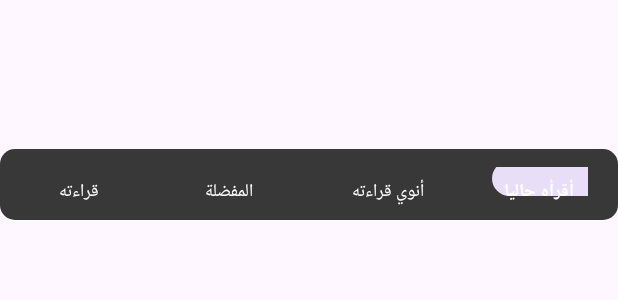
After one commit to obada5Alghanim/a-h, an Android app: the layout fragment_my_library__main.xml on its own in the app's theme, with its tools: preview values and no code run, on a phone screen of 412 x 824 dp. The commit adds this screen. Shown: the top 300 px of the screen. Run offline under Robolectric (Android 15) with nearby library versions, the phone set to English and light mode, and no system bars.

Commit message:
add Library Main fragment

```diff
--- a/app/src/main/java/com/example/al_rewaq/nav_drawer_menu_fragment.java
+++ b/app/src/main/java/com/example/al_rewaq/nav_drawer_menu_fragment.java
@@ -17,13 +17,14 @@ import org.w3c.dom.Text;
 
 public class nav_drawer_menu_fragment extends Fragment {
 
-
+;
     @Override
     public View onCreateView(LayoutInflater inflater, ViewGroup container,
                              Bundle savedInstanceState) {
 
         View view = inflater.inflate(R.layout.fragment_nav_drawer_menu_fragment, container, false);
         TextView textViewSetting = view.findViewById(R.id.settingTextClick);
+
         LinearLayout linearLayout = view.findViewById(R.id.navDrawerMenu2);
 
         textViewSetting.setOnClickListener(new View.OnClickListener() {
--- /dev/null
+++ b/app/src/main/res/drawable/radius4.xml
@@ -0,0 +1,5 @@
+<?xml version="1.0" encoding="utf-8"?>
+<shape xmlns:android="http://schemas.android.com/apk/res/android" android:shape="rectangle">
+    <solid android:color="@color/gray3"/>
+    <corners android:radius="10dp"/>
+</shape>
--- /dev/null
+++ b/app/src/main/res/layout/fragment_my_library__main.xml
@@ -0,0 +1,25 @@
+<?xml version="1.0" encoding="utf-8"?>
+<RelativeLayout xmlns:android="http://schemas.android.com/apk/res/android"
+    xmlns:tools="http://schemas.android.com/tools"
+    xmlns:app="http://schemas.android.com/apk/res-auto"
+    android:layout_width="match_parent"
+    android:layout_height="match_parent"
+    android:layoutDirection="rtl"
+    tools:context=".MyLibrary_MainFragment">
+
+
+    <com.google.android.material.bottomnavigation.BottomNavigationView
+        android:id="@+id/MyLibraryMainFragment"
+        android:layout_width="match_parent"
+        android:layout_height="47dp"
+        android:layout_alignParentTop="true"
+        android:layout_marginTop="99dp"
+        android:background="@drawable/radius4"
+        app:itemIconSize="100dp"
+        app:itemIconTint="@color/white"
+        app:itemRippleColor="@color/white"
+        app:itemTextColor="@color/white"
+        app:labelVisibilityMode="labeled"
+        app:menu="@menu/mylibrarymenu" />
+
+</RelativeLayout>
--- a/app/src/main/res/layout/fragment_nav_drawer_menu_fragment.xml
+++ b/app/src/main/res/layout/fragment_nav_drawer_menu_fragment.xml
@@ -51,6 +51,7 @@
         <TextView
             android:layout_width="wrap_content"
             android:layout_height="wrap_content"
+            android:id="@+id/myLib1"
             android:text="مكتبتي"
             android:textColor="@color/white"
             android:textSize="22sp"
--- /dev/null
+++ b/app/src/main/res/menu/mylibrarymenu.xml
@@ -0,0 +1,30 @@
+<?xml version="1.0" encoding="utf-8"?>
+<menu xmlns:android="http://schemas.android.com/apk/res/android"
+    xmlns:app="http://schemas.android.com/apk/res-auto"
+    >
+    <item
+        android:id="@+id/home_icon1"
+        android:title=" أقرأه حاليا"
+
+
+        />
+
+    <item
+        android:id="@+id/search_icon"
+        android:title="أنوي قراءته "
+
+        />
+
+    <item
+        android:id="@+id/library_icon"
+        android:title=" المفضلة"
+       />
+
+    <item
+        android:id="@+id/category_icon"
+        android:title="قراءته "
+       />
+
+
+
+</menu>
--- a/app/src/main/res/values/colors.xml
+++ b/app/src/main/res/values/colors.xml
@@ -8,4 +8,5 @@
     <color name="green">#009318</color>
     <color name="skyblue">#049393</color>
     <color name="dark_gray">#4E4E4E</color>
+    <color name="gray3">#383838</color>
 </resources>
--- a/app/src/main/res/values/strings.xml
+++ b/app/src/main/res/values/strings.xml
@@ -2,6 +2,8 @@
     <string name="app_name">AL-Rewaq</string>
     <!-- TODO: Remove or change this placeholder text -->
     <string name="hello_blank_fragment">Hello blank fragment</string>
+
+
     <string name="lorem_ipsum">
         Lorem ipsum dolor sit amet, consectetur adipiscing elit. Nam in scelerisque sem. Mauris
         volutpat, dolor id interdum ullamcorper, risus dolor egestas lectus, sit amet mattis purus
```
Also changed, not shown: app/src/main/java/com/example/al_rewaq/MyLibrary_MainFragment.java (added, +20 -0 lines), app/src/main/java/com/example/al_rewaq/menu_main.java (+2 -7 lines), app/src/main/java/com/example/al_rewaq/search_fragment.java (+26 -6 lines), app/src/main/res/layout/fragment_search_fragment.xml (+5 -2 lines).
